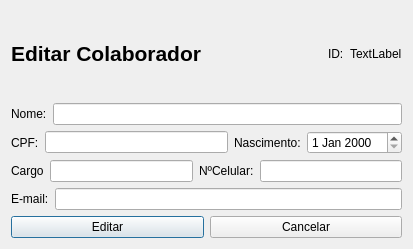
Above: clinica_cpp/edicaocolaboradores.ui from juander/Projeto_CPP before the change. Below: the same form after it.
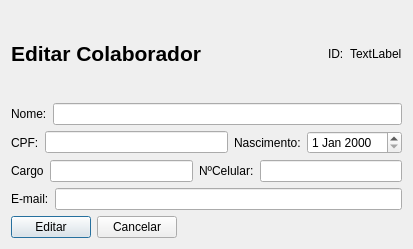
That is the form after the change.

The edit to the form file:
```diff
--- a/clinica_cpp/edicaocolaboradores.ui
+++ b/clinica_cpp/edicaocolaboradores.ui
@@ -146,6 +146,19 @@
          </property>
         </widget>
        </item>
+       <item>
+        <spacer name="horizontalSpacer_2">
+         <property name="orientation">
+          <enum>Qt::Orientation::Horizontal</enum>
+         </property>
+         <property name="sizeHint" stdset="0">
+          <size>
+           <width>40</width>
+           <height>20</height>
+          </size>
+         </property>
+        </spacer>
+       </item>
       </layout>
      </item>
     </layout>
```
